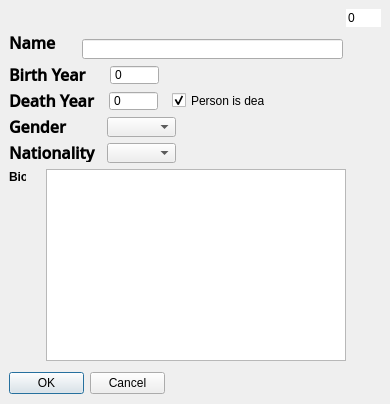
This is personDialog.ui in annakrih/T113VLN1-3 as Qt 5 draws it before an edit. The edited form follows.
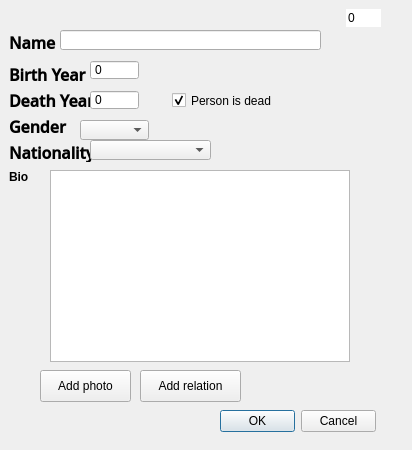
This is the edited form.

```diff
--- a/personDialog.ui
+++ b/personDialog.ui
@@ -6,8 +6,8 @@
    <rect>
     <x>0</x>
     <y>0</y>
-    <width>390</width>
-    <height>404</height>
+    <width>412</width>
+    <height>450</height>
    </rect>
   </property>
   <property name="windowTitle">
@@ -22,8 +22,8 @@
    </property>
    <property name="geometry">
     <rect>
-     <x>9</x>
-     <y>372</y>
+     <x>220</x>
+     <y>410</y>
      <width>156</width>
      <height>23</height>
     </rect>
@@ -44,8 +44,8 @@
   <widget class="QLineEdit" name="personName">
    <property name="geometry">
     <rect>
-     <x>82</x>
-     <y>39</y>
+     <x>60</x>
+     <y>30</y>
      <width>261</width>
      <height>20</height>
     </rect>
@@ -129,8 +129,8 @@
   <widget class="QSpinBox" name="personBY">
    <property name="geometry">
     <rect>
-     <x>110</x>
-     <y>65</y>
+     <x>90</x>
+     <y>60</y>
      <width>49</width>
      <height>20</height>
     </rect>
@@ -202,8 +202,8 @@
   <widget class="QSpinBox" name="personDY">
    <property name="geometry">
     <rect>
-     <x>109</x>
-     <y>91</y>
+     <x>90</x>
+     <y>90</y>
      <width>49</width>
      <height>20</height>
     </rect>
@@ -230,8 +230,8 @@
   <widget class="QComboBox" name="personGender">
    <property name="geometry">
     <rect>
-     <x>107</x>
-     <y>117</y>
+     <x>80</x>
+     <y>120</y>
      <width>69</width>
      <height>20</height>
     </rect>
@@ -245,7 +245,7 @@
     <rect>
      <x>172</x>
      <y>92</y>
-     <width>93</width>
+     <width>111</width>
      <height>17</height>
     </rect>
    </property>
@@ -292,9 +292,9 @@
   <widget class="QComboBox" name="personNat">
    <property name="geometry">
     <rect>
-     <x>107</x>
-     <y>143</y>
-     <width>69</width>
+     <x>90</x>
+     <y>140</y>
+     <width>121</width>
      <height>20</height>
     </rect>
    </property>
@@ -305,8 +305,8 @@
   <widget class="QTextEdit" name="textEdit">
    <property name="geometry">
     <rect>
-     <x>46</x>
-     <y>169</y>
+     <x>50</x>
+     <y>170</y>
      <width>300</width>
      <height>192</height>
     </rect>
@@ -317,7 +317,7 @@
     <rect>
      <x>9</x>
      <y>169</y>
-     <width>17</width>
+     <width>21</width>
      <height>16</height>
     </rect>
    </property>
@@ -325,6 +325,32 @@
     <string>&lt;html&gt;&lt;head/&gt;&lt;body&gt;&lt;p&gt;&lt;span style=&quot; font-weight:600;&quot;&gt;Bio&lt;/span&gt;&lt;/p&gt;&lt;/body&gt;&lt;/html&gt;</string>
    </property>
   </widget>
+  <widget class="QPushButton" name="inputPhoto">
+   <property name="geometry">
+    <rect>
+     <x>40</x>
+     <y>370</y>
+     <width>91</width>
+     <height>32</height>
+    </rect>
+   </property>
+   <property name="text">
+    <string>Add photo</string>
+   </property>
+  </widget>
+  <widget class="QPushButton" name="inputRelation">
+   <property name="geometry">
+    <rect>
+     <x>140</x>
+     <y>370</y>
+     <width>101</width>
+     <height>32</height>
+    </rect>
+   </property>
+   <property name="text">
+    <string>Add relation</string>
+   </property>
+  </widget>
  </widget>
  <resources/>
  <connections>
```
